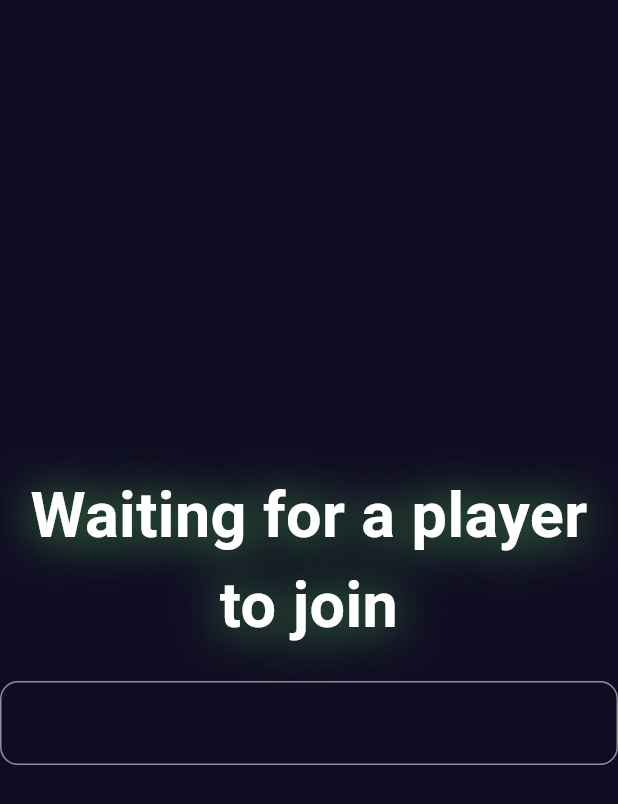
After one commit to NischalJoshi777/tic-tac-toe, a Flutter app: the WaitingLobby screen opened directly, on a phone screen of 412 x 824 dp. The commit adds this screen. Shown: the top 804 px of the screen. Run offline on Flutter 3.47's test engine with Material 3 defaults, Android fonts, the phone set to English and light mode, and no system bars; our stand-ins replace socket_io_client; network calls fail; statements that could not run were skipped.

Commit message:
completed waiting lobby and game connection

```diff
--- /dev/null
+++ b/lib/player/player.dart
@@ -0,0 +1,45 @@
+class Player {
+  final String nickname;
+  final String socketID;
+  final double points;
+  final String playerType;
+
+  Player({
+    required this.nickname,
+    required this.socketID,
+    required this.points,
+    required this.playerType,
+  });
+
+  Map<String, dynamic> toMap() {
+    return {
+      "nickname": nickname,
+      "socketID": socketID,
+      "points": points,
+      "playerType": playerType,
+    };
+  }
+
+  factory Player.fromMap(Map<String, dynamic> map) {
+    return Player(
+      nickname: map['nickname'] ?? '',
+      socketID: map['socketID'] ?? '',
+      points: map['points']?.toDouble() ?? 0.0,
+      playerType: map['playerType'] ?? '',
+    );
+  }
+
+  Player copyWith({
+    String? nickname,
+    String? socketID,
+    double? points,
+    String? playerType,
+  }) {
+    return Player(
+      nickname: nickname ?? this.nickname,
+      socketID: socketID ?? this.socketID,
+      points: points ?? this.points,
+      playerType: playerType ?? this.playerType,
+    );
+  }
+}
--- a/lib/providers/room_details_provider.dart
+++ b/lib/providers/room_details_provider.dart
@@ -1,7 +1,25 @@
 import 'package:flutter/material.dart';
+import 'package:multiplayertictactoe/player/player.dart';
 
 class RoomDetailsProvider extends ChangeNotifier {
   Map<String, dynamic> _roomData = {};
+  Player _player1 = Player(
+    nickname: '',
+    socketID: '',
+    points: 0,
+    playerType: 'X',
+  );
+
+  Player _player2 = Player(
+    nickname: '',
+    socketID: '',
+    points: 0,
+    playerType: 'O',
+  );
+
+  Player get player1 => _player1;
+
+  Player get player2 => _player2;
 
   Map<String, dynamic> get roomData => _roomData;
 
@@ -9,4 +27,14 @@ class RoomDetailsProvider extends ChangeNotifier {
     _roomData = roomData;
     notifyListeners();
   }
+
+  void updatePlayer1Details(Map<String, dynamic> player1) {
+    _player1 = Player.fromMap(player1);
+    notifyListeners();
+  }
+
+  void updatePlayer2Details(Map<String, dynamic> player2) {
+    _player2 = Player.fromMap(player2);
+    notifyListeners();
+  }
 }
--- a/lib/screens/join_room_screen.dart
+++ b/lib/screens/join_room_screen.dart
@@ -21,6 +21,7 @@ class _JoinRoomScreenState extends State<JoinRoomScreen> {
     super.initState();
     _socket.joinRoomSuccessListener(context);
     _socket.errorOccurredListener(context);
+    _socket.updatePlayersListener(context);
   }
 
   @override
--- /dev/null
+++ b/lib/screens/waiting_lobby.dart
@@ -0,0 +1,48 @@
+import 'package:flutter/material.dart';
+import 'package:multiplayertictactoe/providers/room_details_provider.dart';
+import 'package:multiplayertictactoe/widgets/app_header_text.dart';
+import 'package:multiplayertictactoe/widgets/custom_text_filed.dart';
+import 'package:provider/provider.dart';
+
+class WaitingLobby extends StatefulWidget {
+  const WaitingLobby({super.key});
+
+  @override
+  State<WaitingLobby> createState() => _WaitingLobbyState();
+}
+
+class _WaitingLobbyState extends State<WaitingLobby> {
+  late TextEditingController _roomIdController;
+
+  @override
+  void initState() {
+    _roomIdController = TextEditingController();
+    _roomIdController.text =
+        Provider.of<RoomDetailsProvider>(context, listen: false)
+            .roomData['_id'];
+  }
+
+  @override
+  void dispose() {
+    _roomIdController.dispose();
+    super.dispose();
+  }
+
+  @override
+  Widget build(BuildContext context) {
+    return Scaffold(
+      body: Column(
+        mainAxisAlignment: MainAxisAlignment.center,
+        children: [
+          const AppHeaderText(text: 'Waiting for a player to join'),
+          const SizedBox(height: 20.0),
+          CustomTextEditField(
+            readOnly: true,
+            hintText: "",
+            controller: _roomIdController,
+          ),
+        ],
+      ),
+    );
+  }
+}
--- a/lib/widgets/custom_text_filed.dart
+++ b/lib/widgets/custom_text_filed.dart
@@ -3,16 +3,19 @@ import 'package:flutter/material.dart';
 class CustomTextEditField extends StatelessWidget {
   final TextEditingController? controller;
   final String hintText;
+  final bool readOnly;
 
   const CustomTextEditField({
     super.key,
     required this.hintText,
     this.controller,
+    this.readOnly = false,
   });
 
   @override
   Widget build(BuildContext context) {
     return TextField(
+      readOnly: readOnly,
       controller: controller,
       decoration: InputDecoration(
         hintText: hintText,
```
Also changed, not shown: lib/resources/socket_methods.dart (+16 -0 lines), lib/screens/mp_game_screen.dart (+19 -5 lines), 1 other file.
